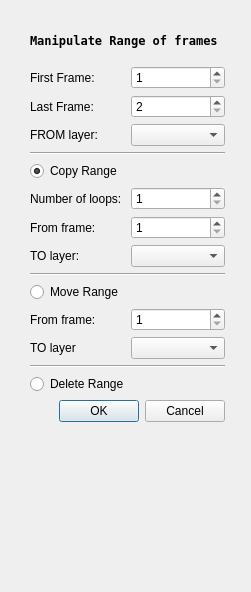
Before: the Qt Designer form core_lib/src/structure/copymultiplekeyframesdialog.ui in pencil2d/pencil, drawn with Qt 5.
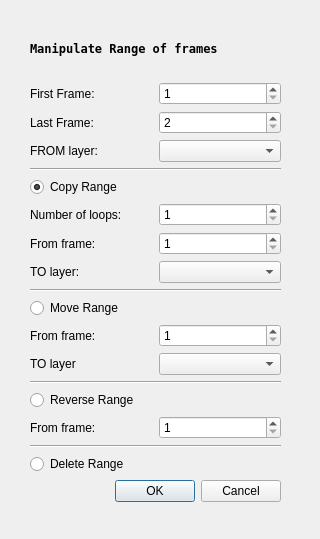
After: the same form once the commit is applied.

Commit message: Dialog expanded with Reverse Range

```diff
--- a/core_lib/src/structure/copymultiplekeyframesdialog.ui
+++ b/core_lib/src/structure/copymultiplekeyframesdialog.ui
@@ -6,23 +6,23 @@
    <rect>
     <x>0</x>
     <y>0</y>
-    <width>251</width>
-    <height>592</height>
+    <width>320</width>
+    <height>539</height>
    </rect>
   </property>
   <property name="windowTitle">
    <string>Dialog</string>
   </property>
-  <widget class="QWidget" name="layoutWidget">
+  <widget class="QWidget" name="">
    <property name="geometry">
     <rect>
      <x>30</x>
-     <y>20</y>
-     <width>195</width>
-     <height>402</height>
+     <y>21</y>
+     <width>251</width>
+     <height>481</height>
     </rect>
    </property>
-   <layout class="QVBoxLayout" name="verticalLayout">
+   <layout class="QVBoxLayout" name="verticalLayout_4">
     <item>
      <widget class="QLabel" name="labHeader">
       <property name="font">
@@ -83,7 +83,7 @@
      </layout>
     </item>
     <item>
-     <widget class="Line" name="line">
+     <widget class="Line" name="line_1">
       <property name="orientation">
        <enum>Qt::Horizontal</enum>
       </property>
@@ -191,7 +191,46 @@
          </widget>
         </item>
         <item row="1" column="1">
-         <widget class="QComboBox" name="comboBox_2"/>
+         <widget class="QComboBox" name="cBoxMoveToLayer"/>
+        </item>
+       </layout>
+      </item>
+     </layout>
+    </item>
+    <item>
+     <layout class="QVBoxLayout" name="verticalLayout">
+      <item>
+       <widget class="Line" name="line">
+        <property name="orientation">
+         <enum>Qt::Horizontal</enum>
+        </property>
+       </widget>
+      </item>
+      <item>
+       <widget class="QRadioButton" name="rBtnReverse">
+        <property name="text">
+         <string>Reverse Range</string>
+        </property>
+       </widget>
+      </item>
+      <item>
+       <layout class="QGridLayout" name="gridLayout_4">
+        <item row="0" column="0">
+         <widget class="QLabel" name="labReverseFromFrame">
+          <property name="text">
+           <string>From frame:</string>
+          </property>
+         </widget>
+        </item>
+        <item row="0" column="1">
+         <widget class="QSpinBox" name="sBoxStartReverse">
+          <property name="minimum">
+           <number>1</number>
+          </property>
+          <property name="maximum">
+           <number>9999</number>
+          </property>
+         </widget>
         </item>
        </layout>
       </item>
```
Left out of the diff: 18 changed lines with no effect on the pictures. The commit also changes 5 other files.
